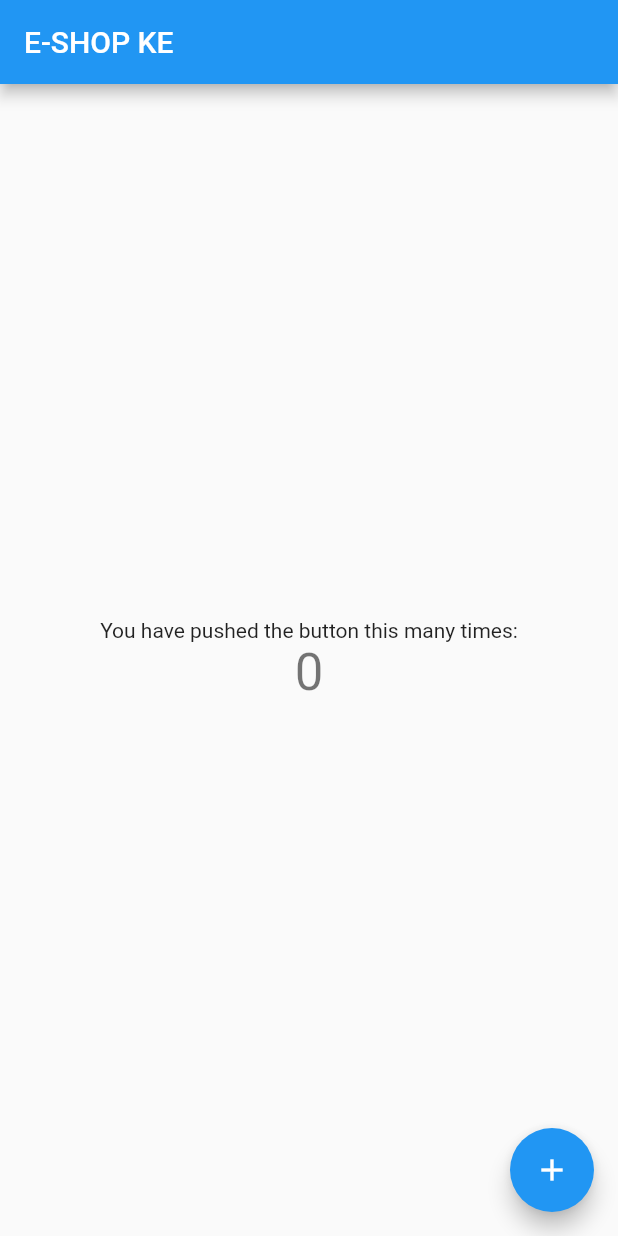
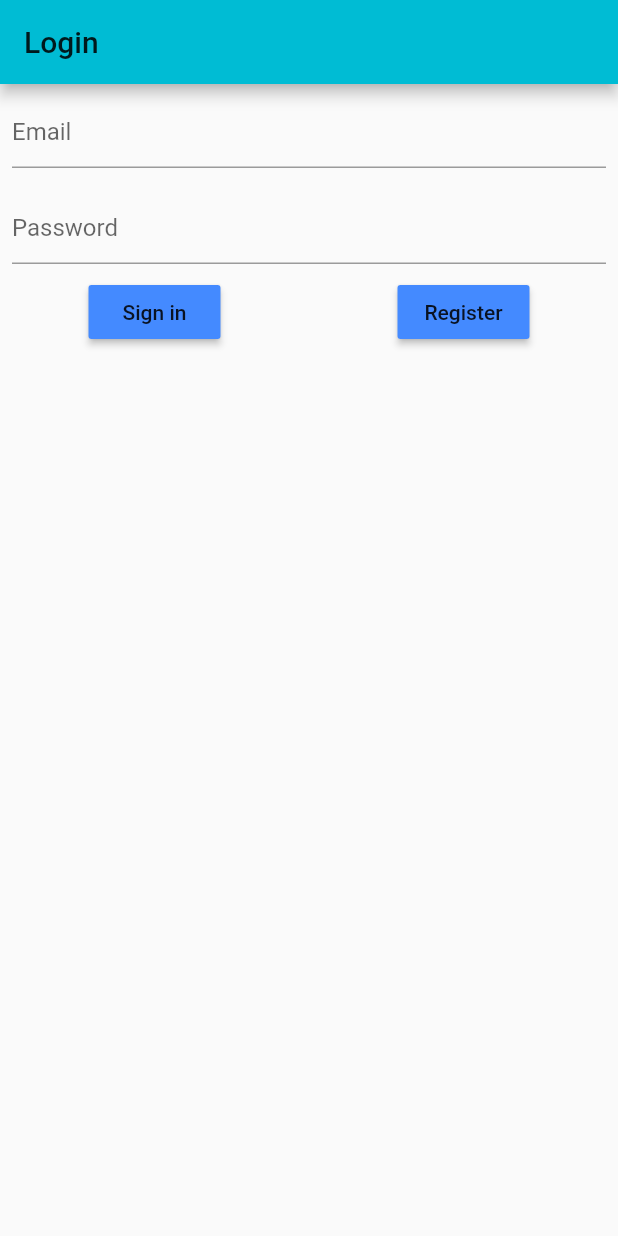
Before and after one commit to muigaidaniel/eshopke, a Flutter app: the screen it shows after launch, on a phone screen of 412 x 824 dp. Run offline on Flutter 3.47's test engine with Material 2 defaults, Android fonts, the phone set to English and light mode, and no system bars; our stand-ins replace firebase_core; accounts and stored records are empty.

Commit message:
Added login page

```diff
--- a/lib/main.dart
+++ b/lib/main.dart
@@ -1,117 +1,9 @@
+import 'package:eshopke/src/app.dart';
+import 'package:firebase_core/firebase_core.dart';
 import 'package:flutter/material.dart';
 
-void main() {
-  runApp(MyApp());
+void main() async {
+  WidgetsFlutterBinding.ensureInitialized();
+  await Firebase.initializeApp();
+  runApp(App());
 }
-
-class MyApp extends StatelessWidget {
-  // This widget is the root of your application.
-  @override
-  Widget build(BuildContext context) {
-    return MaterialApp(
-      title: 'E-SHOP KE',
-      theme: ThemeData(
-        // This is the theme of your application.
-        //
-        // Try running your application with "flutter run". You'll see the
-        // application has a blue toolbar. Then, without quitting the app, try
-        // changing the primarySwatch below to Colors.green and then invoke
-        // "hot reload" (press "r" in the console where you ran "flutter run",
-        // or simply save your changes to "hot reload" in a Flutter IDE).
-        // Notice that the counter didn't reset back to zero; the application
-        // is not restarted.
-        primarySwatch: Colors.blue,
-        // This makes the visual density adapt to the platform that you run
-        // the app on. For desktop platforms, the controls will be smaller and
-        // closer together (more dense) than on mobile platforms.
-        visualDensity: VisualDensity.adaptivePlatformDensity,
-      ),
-      home: MyHomePage(title: 'E-SHOP KE' ),
-    );
-  }
-}
-
-class MyHomePage extends StatefulWidget {
-  MyHomePage({Key key, this.title}) : super(key: key);
-
-  // This widget is the home page of your application. It is stateful, meaning
-  // that it has a State object (defined below) that contains fields that affect
-  // how it looks.
-
-  // This class is the configuration for the state. It holds the values (in this
-  // case the title) provided by the parent (in this case the App widget) and
-  // used by the build method of the State. Fields in a Widget subclass are
-  // always marked "final".
-
-  final String title;
-
-  @override
-  _MyHomePageState createState() => _MyHomePageState();
-}
-
-class _MyHomePageState extends State<MyHomePage> {
-  int _counter = 0;
-
-  void _incrementCounter() {
-    setState(() {
-      // This call to setState tells the Flutter framework that something has
-      // changed in this State, which causes it to rerun the build method below
-      // so that the display can reflect the updated values. If we changed
-      // _counter without calling setState(), then the build method would not be
-      // called again, and so nothing would appear to happen.
-      _counter++;
-    });
-  }
-
-  @override
-  Widget build(BuildContext context) {
-    // This method is rerun every time setState is called, for instance as done
-    // by the _incrementCounter method above.
-    //
-    // The Flutter framework has been optimized to make rerunning build methods
-    // fast, so that you can just rebuild anything that needs updating rather
-    // than having to individually change instances of widgets.
-    return Scaffold(
-      appBar: AppBar(
-        // Here we take the value from the MyHomePage object that was created by
-        // the App.build method, and use it to set our appbar title.
-        title: Text(widget.title),
-      ),
-      body: Center(
-        // Center is a layout widget. It takes a single child and positions it
-        // in the middle of the parent.
-        child: Column(
-          // Column is also a layout widget. It takes a list of children and
-          // arranges them vertically. By default, it sizes itself to fit its
-          // children horizontally, and tries to be as tall as its parent.
-          //
-          // Invoke "debug painting" (press "p" in the console, choose the
-          // "Toggle Debug Paint" action from the Flutter Inspector in Android
-          // Studio, or the "Toggle Debug Paint" command in Visual Studio Code)
-          // to see the wireframe for each widget.
-          //
-          // Column has various properties to control how it sizes itself and
-          // how it positions its children. Here we use mainAxisAlignment to
-          // center the children vertically; the main axis here is the vertical
-          // axis because Columns are vertical (the cross axis would be
-          // horizontal).
-          mainAxisAlignment: MainAxisAlignment.center,
-          children: <Widget>[
-            Text(
-              'You have pushed the button this many times:',
-            ),
-            Text(
-              '$_counter',
-              style: Theme.of(context).textTheme.headline4,
-            ),
-          ],
-        ),
-      ),
-      floatingActionButton: FloatingActionButton(
-        onPressed: _incrementCounter,
-        tooltip: 'Increment',
-        child: Icon(Icons.add),
-      ), // This trailing comma makes auto-formatting nicer for build methods.
-    );
-  }
-}
--- /dev/null
+++ b/lib/screens/login.dart
@@ -0,0 +1,54 @@
+import 'package:flutter/material.dart';
+
+class LoginScreen extends StatefulWidget {
+  @override
+  _LoginScreenState createState() => _LoginScreenState();
+}
+
+class _LoginScreenState extends State<LoginScreen> {
+  @override
+  Widget build(BuildContext context) {
+    return Scaffold(
+      appBar: AppBar(
+        title: Text('Login'),
+      ),
+      body: Column(children: [
+          Padding(
+            padding: const EdgeInsets.all(8.0),
+            child: TextField(
+              keyboardType: TextInputType.emailAddress,
+              decoration: InputDecoration(
+                hintText: 'Email'
+              ),
+            ),
+          ),
+          Padding(
+            padding: const EdgeInsets.all(8.0),
+            child: TextField(
+              obscureText: true,
+              decoration: InputDecoration(
+                hintText: 'Password'
+              ),
+            ),
+          ),
+          Row(
+            mainAxisAlignment: MainAxisAlignment.spaceAround,
+            children: [
+            RaisedButton(
+              color: Theme.of(context).accentColor,
+                child: Text('Sign in'),
+                onPressed: (){
+
+            }),
+            RaisedButton(
+              color: Theme.of(context).accentColor,
+                child: Text('Register'),
+                onPressed: (){
+
+            })
+          ],)
+        ],
+      ),
+    );
+  }
+}
--- /dev/null
+++ b/lib/src/app.dart
@@ -0,0 +1,16 @@
+import 'package:eshopke/screens/login.dart';
+import 'package:flutter/material.dart';
+
+class App extends StatelessWidget {
+  @override
+  Widget build(BuildContext context) {
+    return MaterialApp(
+      home: LoginScreen(),
+      title: 'E-Shop KE',
+      theme: ThemeData(
+       accentColor: Colors.blueAccent,
+        primarySwatch: Colors.cyan,
+      ),
+    );
+  }
+}
--- a/pubspec.yaml
+++ b/pubspec.yaml
@@ -23,6 +23,9 @@ environment:
 dependencies:
   flutter:
     sdk: flutter
+  firebase_auth: ^0.20.1
+  cloud_firestore: ^0.16.0+1
+  firebase_core: ^0.7.0
 
 
 
```
Also changed, not shown: lib/screens/home.dart (added), pubspec.lock, 3 other files.
